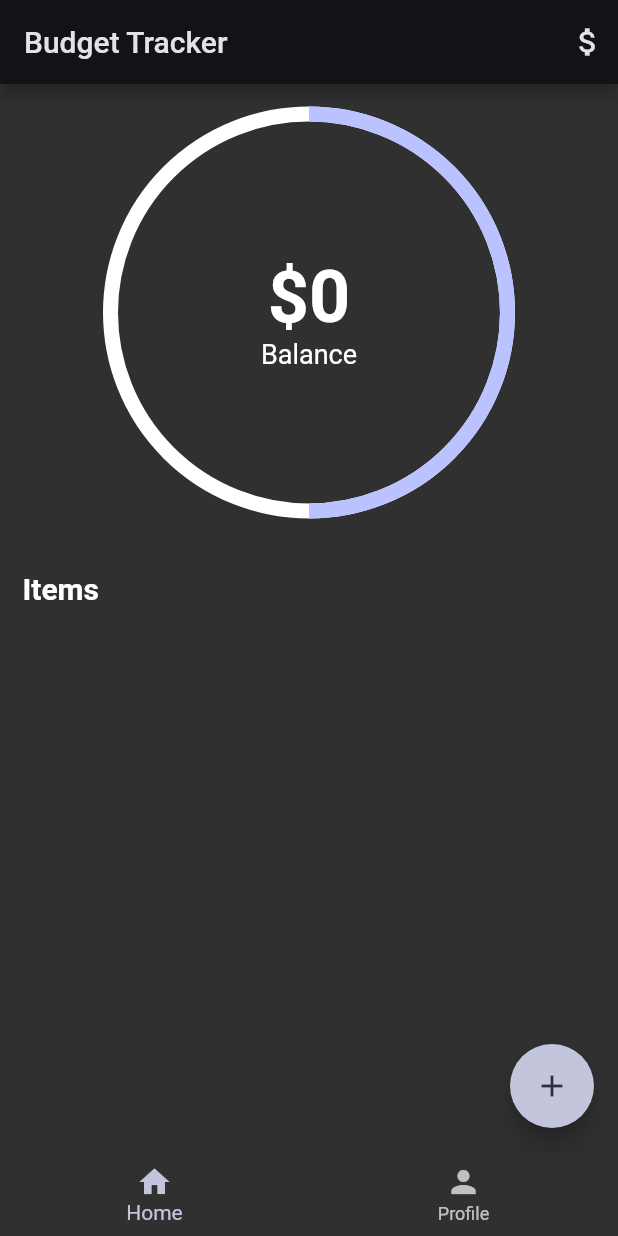
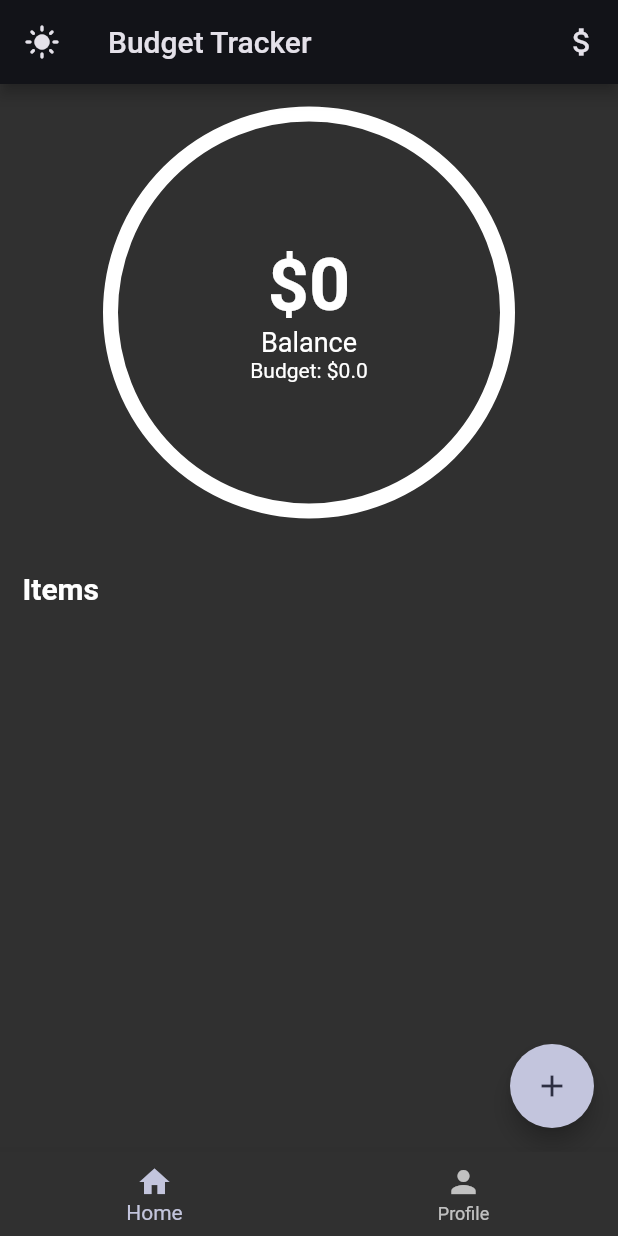
Before and after one commit to shadwan/Budget-Tracker, a Flutter app: the screen it shows after launch, on a phone screen of 412 x 824 dp. Run offline on Flutter 3.47's test engine with Material 2 defaults, Android fonts, the phone set to English and light mode, and no system bars; drawn by our look-alikes of percent_indicator; our stand-ins replace hive, hive_flutter, shared_preferences; accounts and stored records are empty.

```diff
--- a/lib/main.dart
+++ b/lib/main.dart
@@ -1,24 +1,51 @@
 import 'package:budget_tracker/screens/home.dart';
+import 'package:budget_tracker/view_models/budget_view_model.dart';
+import 'package:budget_tracker/services/local_storage_service.dart';
+import 'package:budget_tracker/services/theme_service.dart';
 import 'package:flutter/material.dart';
+import 'package:provider/provider.dart';
+import 'package:shared_preferences/shared_preferences.dart';
 
-void main() {
-  runApp(const MyApp());
+void main() async {
+  WidgetsFlutterBinding.ensureInitialized();
+  final localStorageService = LocalStorageService();
+  await localStorageService.initializeHive();
+  final sharedPreferences = await SharedPreferences.getInstance();
+  runApp(MyApp(
+    sharedPreferences: sharedPreferences,
+  ));
 }
 
 class MyApp extends StatelessWidget {
-  const MyApp({super.key});
+  final SharedPreferences sharedPreferences;
+  const MyApp({super.key, required this.sharedPreferences});
 
   // This widget is the root of your application.
   @override
   Widget build(BuildContext context) {
-    return MaterialApp(
-      title: 'Flutter Demo',
-      theme: ThemeData(
-        primarySwatch: Colors.red,
-        colorScheme: ColorScheme.fromSeed(
-            seedColor: Colors.indigo, brightness: Brightness.dark),
-      ),
-      home: const Home(),
-    );
+    return MultiProvider(
+        providers: [
+          ChangeNotifierProvider<ThemeService>(
+            create: (_) => ThemeService(sharedPreferences),
+          ),
+          ChangeNotifierProvider<BudgetViewModel>(
+            create: (_) => BudgetViewModel(),
+          ),
+        ],
+        child: Builder(
+          builder: (BuildContext context) {
+            final themeService = Provider.of<ThemeService>(context);
+            return MaterialApp(
+              title: "Budget Tracker",
+              theme: ThemeData(
+                  colorScheme: ColorScheme.fromSeed(
+                seedColor: Colors.indigo,
+                brightness:
+                    themeService.darkTheme ? Brightness.dark : Brightness.light,
+              )),
+              home: const Home(),
+            );
+          },
+        ));
   }
 }
--- a/lib/model/transaction_item.dart
+++ b/lib/model/transaction_item.dart
@@ -1,6 +1,13 @@
+import 'package:hive/hive.dart';
+part 'transaction_item.g.dart';
+
+@HiveType(typeId: 1)
 class TransactionItem {
+  @HiveField(0)
   final String itemTitle;
+  @HiveField(1)
   final double amount;
+  @HiveField(2)
   final bool isExpense;
 
   TransactionItem({
--- a/lib/pages/home_page.dart
+++ b/lib/pages/home_page.dart
@@ -1,7 +1,9 @@
 import 'package:budget_tracker/model/transaction_item.dart';
+import 'package:budget_tracker/view_models/budget_view_model.dart';
 import 'package:flutter/material.dart';
 import 'package:flutter/services.dart';
 import 'package:percent_indicator/circular_percent_indicator.dart';
+import 'package:provider/provider.dart';
 
 class HomePage extends StatefulWidget {
   const HomePage({super.key});
@@ -11,11 +13,10 @@ class HomePage extends StatefulWidget {
 }
 
 class _HomePageState extends State<HomePage> {
-  List<TransactionItem> items = [];
-
   @override
   Widget build(BuildContext context) {
     final screenSize = MediaQuery.of(context).size;
+
     return Scaffold(
       floatingActionButton: FloatingActionButton(
         onPressed: () {
@@ -23,9 +24,11 @@ class _HomePageState extends State<HomePage> {
             context: context,
             builder: (context) => AddTransactionDialog(
               itemToAdd: (transactionItem) {
-                setState(() {
-                  items.add(transactionItem);
-                });
+                final budgetViewModel = Provider.of<BudgetViewModel>(
+                  context,
+                  listen: false,
+                );
+                budgetViewModel.saveTransactionItem(transactionItem);
               },
             ),
           );
@@ -44,27 +47,45 @@ class _HomePageState extends State<HomePage> {
               children: [
                 Align(
                   alignment: Alignment.topCenter,
-                  child: CircularPercentIndicator(
+                  child: Consumer<BudgetViewModel>(
+                      builder: (context, value, child) {
+                    final balance = value.getBalance();
+                    final budget = value.getBudget();
+
+                    double percentage = balance / budget;
+
+                    if (percentage < 0) {
+                      percentage = 0;
+                    }
+                    if (percentage > 1) {
+                      percentage = 1;
+                    }
+
+                    return CircularPercentIndicator(
                       radius: screenSize.width / 3,
                       lineWidth: 10.0,
-                    percent: .5,
+                      percent: percentage,
                       backgroundColor: Colors.white,
                       center: Column(
                         mainAxisSize: MainAxisSize.min,
-                      children: const [
+                        children: [
                           Text(
-                          "\$0",
-                          style: TextStyle(
+                            "\$${balance.toString().split(".")[0]}",
+                            style: const TextStyle(
                                 fontSize: 48, fontWeight: FontWeight.bold),
                           ),
-                        Text(
+                          const Text(
                             "Balance",
                             style: TextStyle(fontSize: 18),
+                          ),
+                          Text(
+                            "Budget: \$${budget}",
                           ),
                         ],
                       ),
                       progressColor: Theme.of(context).colorScheme.primary,
-                  ),
+                    );
+                  }),
                 ),
                 const SizedBox(
                   height: 35,
@@ -76,8 +97,15 @@ class _HomePageState extends State<HomePage> {
                 const SizedBox(
                   height: 10,
                 ),
-                ...List.generate(items.length,
-                    (index) => TransactionCard(item: items[index])),
+                Consumer<BudgetViewModel>(builder: (context, value, child) {
+                  return ListView.builder(
+                    itemBuilder: (context, index) {
+                      return TransactionCard(item: value.items[index]);
+                    },
+                    itemCount: value.items.length,
+                    shrinkWrap: true,
+                  );
+                }),
               ],
             ),
           ),
@@ -97,7 +125,35 @@ class TransactionCard extends StatelessWidget {
 
   @override
   Widget build(BuildContext context) {
-    return Padding(
+    return GestureDetector(
+        onTap: (() => showDialog(
+            context: context,
+            builder: (context) {
+              return Dialog(
+                child: Padding(
+                  padding: const EdgeInsets.all(15.0),
+                  child: Row(children: [
+                    const Text("Delete item"),
+                    const Spacer(),
+                    TextButton(
+                        onPressed: () {
+                          final budgetViewModel = Provider.of<BudgetViewModel>(
+                              context,
+                              listen: false);
+                          budgetViewModel.deleteItem(item);
+                          Navigator.pop(context);
+                        },
+                        child: const Text("Yes")),
+                    TextButton(
+                        onPressed: () {
+                          Navigator.pop(context);
+                        },
+                        child: const Text("No"))
+                  ]),
+                ),
+              );
+            })),
+        child: Padding(
           padding: const EdgeInsets.only(bottom: 5.0, top: 5.0),
           child: Container(
             decoration: BoxDecoration(
@@ -129,7 +185,7 @@ class TransactionCard extends StatelessWidget {
               ],
             ),
           ),
-    );
+        ));
   }
 }
 
--- a/lib/screens/home.dart
+++ b/lib/screens/home.dart
@@ -1,5 +1,8 @@
+import 'package:budget_tracker/view_models/budget_view_model.dart';
+import 'package:budget_tracker/services/theme_service.dart';
 import 'package:flutter/material.dart';
 import 'package:flutter/services.dart';
+import 'package:provider/provider.dart';
 
 import '../pages/home_page.dart';
 import '../pages/profile_page.dart';
@@ -32,26 +35,36 @@ class _HomeState extends State<Home> {
 
   @override
   Widget build(BuildContext context) {
+    final themeService = Provider.of<ThemeService>(context);
     return Scaffold(
       appBar: AppBar(
         title: const Text('Budget Tracker'),
+        leading: IconButton(
+            onPressed: () {
+              themeService.darkTheme = !themeService.darkTheme;
+            },
+            icon: Icon(
+                themeService.darkTheme ? Icons.light_mode : Icons.dark_mode)),
         actions: [
           IconButton(
-            onPressed: () {},
-            icon: IconButton(
-              icon: const Icon(Icons.attach_money),
             onPressed: () {
               showDialog(
                 context: context,
                 builder: (context) {
                   return AddBudgetDialog(
-                      budgetToAdd: (budget) {},
+                    budgetToAdd: (budget) {
+                      final budgetService = Provider.of<BudgetViewModel>(
+                        context,
+                        listen: false,
+                      );
+                      budgetService.budget = budget;
+                    },
                   );
                 },
               );
             },
+            icon: Icon(Icons.attach_money),
           ),
-          )
         ],
       ),
       body: pages[_currentPageIndex],
--- /dev/null
+++ b/lib/services/local_storage_service.dart
@@ -0,0 +1,89 @@
+import 'package:budget_tracker/model/transaction_item.dart';
+import 'package:hive_flutter/hive_flutter.dart';
+
+class LocalStorageService {
+  static final LocalStorageService _instance = LocalStorageService._internal();
+
+  factory LocalStorageService() {
+    return _instance;
+  }
+
+  LocalStorageService._internal();
+
+  static const String transactionBoxKey = 'transactionBox';
+  static const String balanceBoxKey = 'balanceBox';
+  static const String budgetBoxKey = 'budgetBox';
+
+  Future<void> initializeHive() async {
+    await Hive.initFlutter();
+
+    if (!Hive.isAdapterRegistered(1)) {
+      Hive.registerAdapter(TransactionItemAdapter());
+    }
+
+    await Hive.openBox<double>(budgetBoxKey);
+    await Hive.openBox<TransactionItem>(transactionBoxKey);
+    await Hive.openBox<double>(balanceBoxKey);
+  }
+
+  List<TransactionItem> getAllTransactions() {
+    return Hive.box<TransactionItem>(transactionBoxKey).values.toList();
+  }
+
+  Future<void> saveBalance(TransactionItem item) async {
+    final balanceBox = Hive.box<double>(balanceBoxKey);
+    final currentBalance = balanceBox.get("balance") ?? 0.0;
+    if (item.isExpense) {
+      balanceBox.put("balance", currentBalance + item.amount);
+    } else {
+      balanceBox.put("balance", currentBalance - item.amount);
+    }
+  }
+
+  Future<void> saveBalanceOnDelete(TransactionItem item) async {
+    final balanceBox = Hive.box<double>(balanceBoxKey);
+    final currentBalance = balanceBox.get("balance") ?? 0.0;
+    if (item.isExpense) {
+      balanceBox.put("balance", currentBalance - item.amount);
+    } else {
+      balanceBox.put("balance", currentBalance + item.amount);
+    }
+  }
+
+  double getBalance() {
+    return Hive.box<double>(balanceBoxKey).get("balance") ?? 0.0;
+  }
+
+  double getBudget() {
+    return Hive.box<double>(budgetBoxKey).get("budget") ?? 0.0;
+  }
+
+  Future<void> saveBudget(double budget) async {
+    await Hive.box<double>(budgetBoxKey).put("budget", budget);
+  }
+
+  void saveTransactionItem(TransactionItem transcation) {
+    Hive.box<TransactionItem>(transactionBoxKey).add(transcation);
+    saveBalance(transcation);
+  }
+
+  void deleteTransactionItem(TransactionItem transaction) {
+    final transactions = Hive.box<TransactionItem>(transactionBoxKey);
+
+    final Map<dynamic, TransactionItem> map = transactions.toMap();
+
+    dynamic desiredKey;
+
+    map.forEach((key, value) {
+      if (value.itemTitle == transaction.itemTitle &&
+          value.amount == transaction.amount &&
+          value.isExpense == transaction.isExpense) {
+        desiredKey = key;
+      }
+    });
+
+    transactions.delete(desiredKey);
+
+    saveBalance(transaction);
+  }
+}
--- /dev/null
+++ b/lib/services/theme_service.dart
@@ -0,0 +1,21 @@
+import 'package:flutter/material.dart';
+import 'package:shared_preferences/shared_preferences.dart';
+
+class ThemeService with ChangeNotifier {
+  final SharedPreferences sharedPreferences;
+  bool _darkTheme = true;
+
+  ThemeService(this.sharedPreferences);
+
+  static const darkThemeKey = 'darkTheme';
+
+  bool get darkTheme {
+    return sharedPreferences.getBool(darkThemeKey) ?? _darkTheme;
+  }
+
+  set darkTheme(bool value) {
+    _darkTheme = value;
+    sharedPreferences.setBool(darkThemeKey, value);
+    notifyListeners();
+  }
+}
--- /dev/null
+++ b/lib/view_models/budget_view_model.dart
@@ -0,0 +1,24 @@
+import 'package:budget_tracker/model/transaction_item.dart';
+import 'package:budget_tracker/services/local_storage_service.dart';
+import 'package:flutter/material.dart';
+
+class BudgetViewModel extends ChangeNotifier {
+  double getBudget() => LocalStorageService().getBudget();
+  double getBalance() => LocalStorageService().getBalance();
+  List<TransactionItem> get items => LocalStorageService().getAllTransactions();
+
+  set budget(double value) {
+    LocalStorageService().saveBudget(value);
+    notifyListeners();
+  }
+
+  void saveTransactionItem(TransactionItem transcation) {
+    LocalStorageService().saveTransactionItem(transcation);
+    notifyListeners();
+  }
+
+  void deleteItem(TransactionItem item) {
+    LocalStorageService().deleteTransactionItem(item);
+    notifyListeners();
+  }
+}
--- a/pubspec.yaml
+++ b/pubspec.yaml
@@ -37,6 +37,10 @@ dependencies:
   cupertino_icons: ^1.0.2
   percent_indicator: ^4.2.2
   provider: ^6.0.5
+  shared_preferences: ^2.0.17
+  hive: ^2.2.3
+  hive_flutter: ^1.1.0
+
 
 dev_dependencies:
   flutter_test:
@@ -48,6 +52,8 @@ dev_dependencies:
   # package. See that file for information about deactivating specific lint
   # rules and activating additional ones.
   flutter_lints: ^2.0.0
+  hive_generator: ^2.0.0
+  build_runner: ^2.3.3
 
 # For information on the generic Dart part of this file, see the
 # following page: https://dart.dev/tools/pub/pubspec
```
Also changed, not shown: lib/model/transaction_item.g.dart (added), pubspec.lock, 11 other files. Lines whose indentation alone changed are shown as unchanged.
